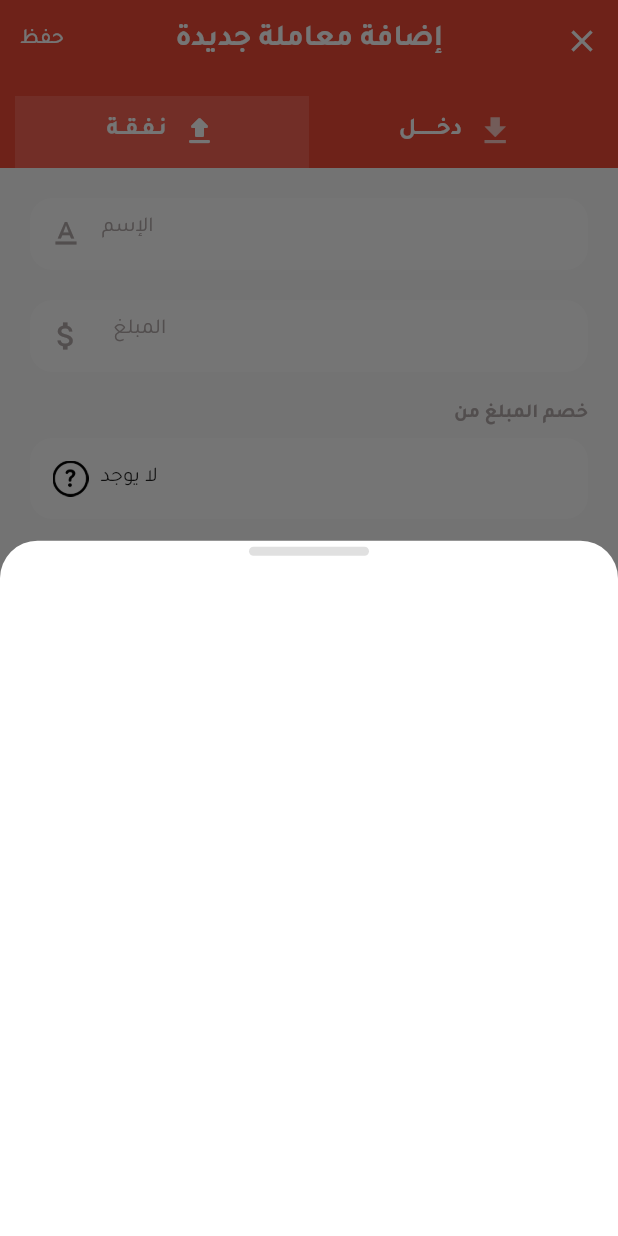
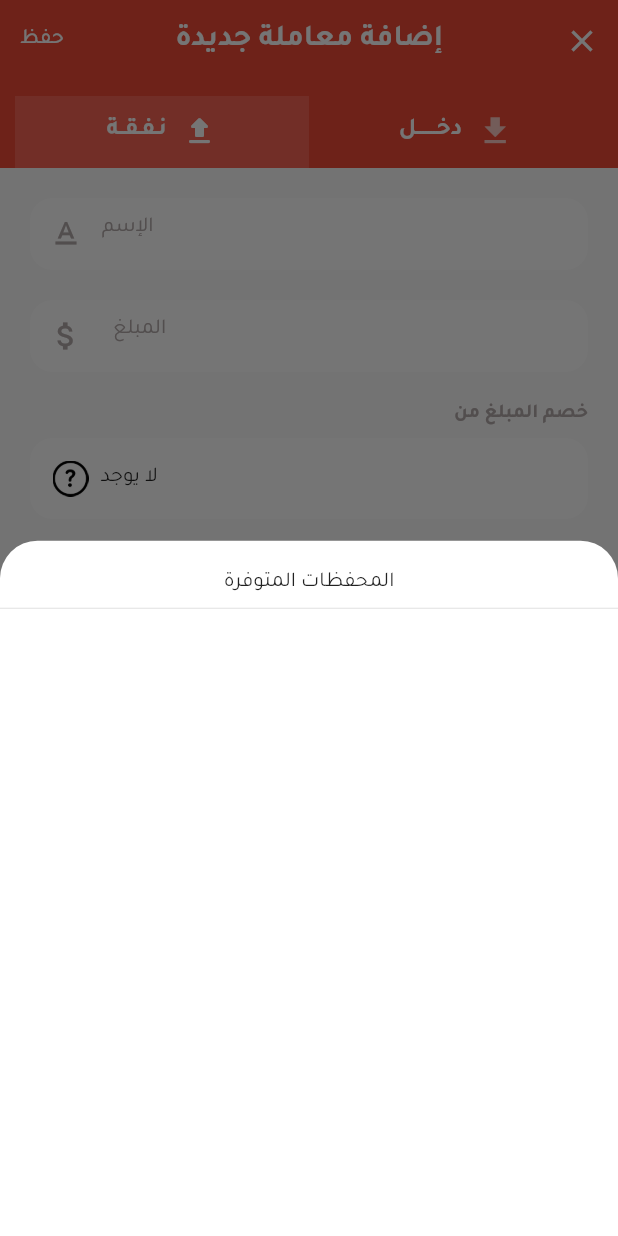
Before and after one commit to omarbashaiwth/MyFinanceApp, a Flutter app: the AddTransactionScreen screen opened directly, after a tap on "لا يوجد", on a phone screen of 412 x 824 dp. Run offline on Flutter 3.47's test engine with Material 2 defaults, Android fonts, the phone set to English and light mode, and no system bars; our stand-ins replace animated_bottom_navigation_bar, cloud_firestore, firebase_auth, firebase_core, fluttertoast, get and 1 more; accounts and stored records are empty.

Commit message:
edit the wallet bottom sheet

```diff
--- a/lib/transactions/home/view/widgets/transaction_bottom_sheet.dart
+++ b/lib/transactions/home/view/widgets/transaction_bottom_sheet.dart
@@ -1,10 +1,12 @@
 import 'package:flutter/material.dart';
+import 'package:fluttertoast/fluttertoast.dart';
 import 'package:get/get.dart';
 import 'package:myfinance_app/core/ui/theme.dart';
 import 'package:myfinance_app/transactions/home/controller/transaction_controller.dart';
 import 'package:myfinance_app/transactions/home/model/category.dart';
 import 'package:provider/provider.dart';
 
+import '../../../../core/widgets/price_widget.dart';
 import '../../../../wallets/model/wallet.dart';
 
 
@@ -53,7 +55,7 @@ class TransactionBottomSheet {
                   crossAxisCount: 5,
                 ),
                 itemBuilder: (context, index) {
-                  return _designIcon(
+                  return _expenseCategoryItem(
                     icon: iconsList[index].icon,
                     label: iconsList[index].name,
                     color: Provider.of<TransactionController>(context).selectedIcon == index? redColor:lightGray,
@@ -70,7 +72,7 @@ class TransactionBottomSheet {
     ));
   }
 
-  static void showWalletsBS({required String userId, required List<Wallet> availableWallets}) {
+  static void showWalletsBS({required String transactionType, required String userId, required List<Wallet> availableWallets, double? amount}) {
     Get.bottomSheet(Container(
       padding: const EdgeInsets.only(top: 4),
       decoration: const BoxDecoration(
@@ -82,30 +84,48 @@ class TransactionBottomSheet {
       ),
       child: Column(
         children: [
-          Container(
-            height: 6,
-            width: 80,
-            decoration: BoxDecoration(
-                borderRadius: BorderRadius.circular(10), color: Colors.grey[300]),
-          ),
-          const SizedBox(height: 32),
+          const SizedBox(height: 16),
+          const Text('المحفظات المتوفرة', style: TextStyle(fontFamily: 'Tajawal')),
+          const Divider(),
+          const SizedBox(height: 16),
           Expanded(
-            child: GridView.builder(
+            child: Padding(
+              padding: const EdgeInsets.symmetric(horizontal: 8.0),
+              child: Directionality(
+                textDirection: TextDirection.rtl,
+                child: ListView.builder(
                     itemCount: availableWallets.length,
-                gridDelegate: const SliverGridDelegateWithFixedCrossAxisCount(
-                  crossAxisCount: 5,
-                ),
                     itemBuilder: (context, index) {
-                  return _designIcon(
-                    icon: availableWallets[index].walletType!.icon,
-                    label: availableWallets[index].name!,
-                    color: lightGray,
-                    onClick: (){
+                      return Column(
+                        children: [
+                          _walletItem(
+                              wallet: availableWallets[index],
+                            onClick: () {
+                                if(transactionType == 'expense' && amount!.isLowerThan(availableWallets[index].currentBalance!)){
+                                     Fluttertoast.showToast(
+                                        msg: 'لا يوجد رصيد كافي'
+                                    );
+                                } else {
                                   Provider.of<TransactionController>(context, listen: false).onWalletChange(availableWallets[index]);
                                   Get.back();
-                    },
+                                }
+                            }
+                          ),
+                          const SizedBox(height: 8)
+                        ],
                       );
+                      // return _expenseCategoryItem(
+                      //   icon: availableWallets[index].walletType!.icon,
+                      //   label: availableWallets[index].name!,
+                      //   color: lightGray,
+                      //   onClick: (){
+                      //     Provider.of<TransactionController>(context, listen: false).onWalletChange(availableWallets[index]);
+                      //     Get.back();
+                      //   },
+                      // );
                     }),
+              ),
+            ),
           )
         ],
       ),
@@ -113,8 +133,39 @@ class TransactionBottomSheet {
   }
 
 
+  static Widget _walletItem({
+    required Wallet wallet,
+    required Function() onClick,
+    String currency = 'ريال'
+}){
+    return GestureDetector(
+      onTap: onClick,
+      child: Row(
+        mainAxisAlignment: MainAxisAlignment.start,
+        children: [
+          Image.asset(wallet.walletType!.icon, height: 35),
+          const SizedBox(width: 8),
+          Column(
+            crossAxisAlignment: CrossAxisAlignment.start,
+            children: [
+              Text(
+                wallet.name!,
+                style: const TextStyle(
+                    fontFamily: 'Tajawal', fontSize: 13, color: blackColor),
+              ),
+              priceWidget(
+                  amount: wallet.currentBalance!,
+                  currency: currency,
+                  fontSize: 13
+              ),
+            ],
+          )
+        ],
+      ),
+    );
+  }
 
-  static Widget _designIcon(
+  static Widget _expenseCategoryItem(
       {required String icon,
         required String label,
         required Color color,
--- a/lib/transactions/home/view/widgets/transaction_form.dart
+++ b/lib/transactions/home/view/widgets/transaction_form.dart
@@ -60,6 +60,8 @@ class TransactionForm {
                   onClick: () => TransactionBottomSheet.showWalletsBS(
                     userId: currentUser.uid,
                     availableWallets: snapshot.data!,
+                    transactionType: 'expense',
+                    amount: transaction.category!.amount
                   ),
                 );
               },
@@ -145,6 +147,7 @@ class TransactionForm {
                   onClick: () => TransactionBottomSheet.showWalletsBS(
                     userId: currentUser.uid,
                     availableWallets: snapshot.data!,
+                    transactionType: 'income'
                   ),
                 );
               },
```
Lines whose indentation alone changed are shown as unchanged.
